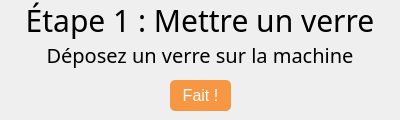
First picture: the form in RaspberryPi/GUI/cocktailStep1Button.ui, repository Nico-GYW/cocktail_machine, before the edit.
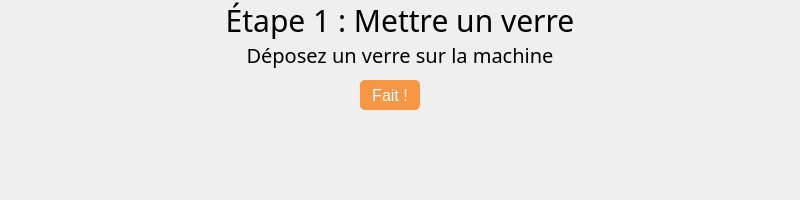
Second picture: the form after the edit.

```diff
--- a/RaspberryPi/GUI/cocktailStep1Button.ui
+++ b/RaspberryPi/GUI/cocktailStep1Button.ui
@@ -6,8 +6,8 @@
    <rect>
     <x>0</x>
     <y>0</y>
-    <width>400</width>
-    <height>120</height>
+    <width>800</width>
+    <height>200</height>
    </rect>
   </property>
   <property name="sizePolicy">
@@ -18,14 +18,14 @@
   </property>
   <property name="minimumSize">
    <size>
-    <width>400</width>
-    <height>120</height>
+    <width>800</width>
+    <height>200</height>
    </size>
   </property>
   <property name="maximumSize">
    <size>
-    <width>400</width>
-    <height>120</height>
+    <width>800</width>
+    <height>200</height>
    </size>
   </property>
   <widget class="QLabel" name="subtitle">
@@ -33,7 +33,7 @@
     <rect>
      <x>0</x>
      <y>40</y>
-     <width>400</width>
+     <width>800</width>
      <height>30</height>
     </rect>
    </property>
@@ -59,7 +59,7 @@
     <rect>
      <x>0</x>
      <y>0</y>
-     <width>400</width>
+     <width>800</width>
      <height>40</height>
     </rect>
    </property>
@@ -83,10 +83,10 @@
   <widget class="QPushButton" name="button_1">
    <property name="geometry">
     <rect>
-     <x>170</x>
+     <x>360</x>
      <y>80</y>
-     <width>61</width>
-     <height>31</height>
+     <width>60</width>
+     <height>30</height>
     </rect>
    </property>
    <property name="styleSheet">
```
